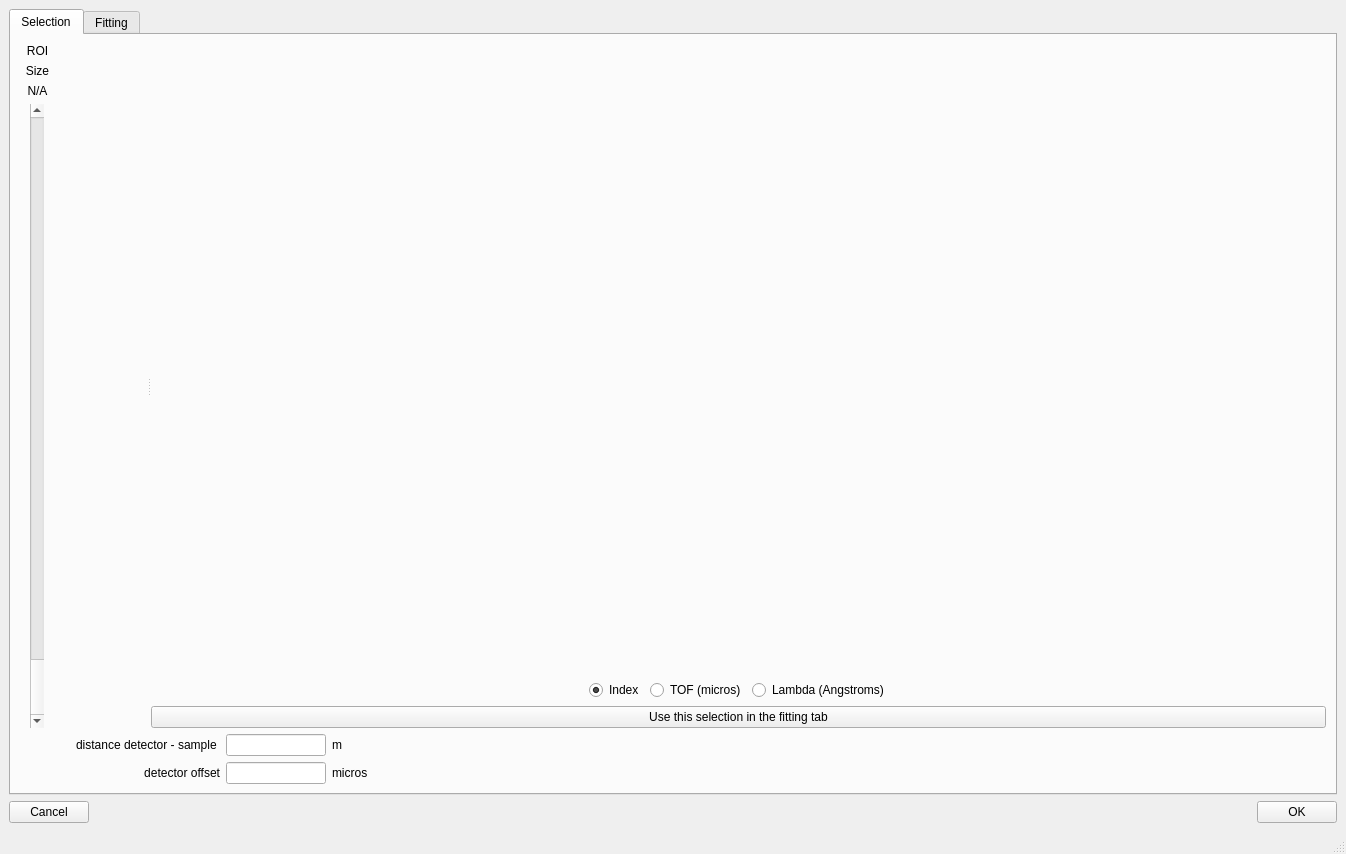
The window that ui/ui_bragg_edge_peak_fitting.ui (neutronimaging/python_notebooks) describes before a commit, drawn with Qt 5.
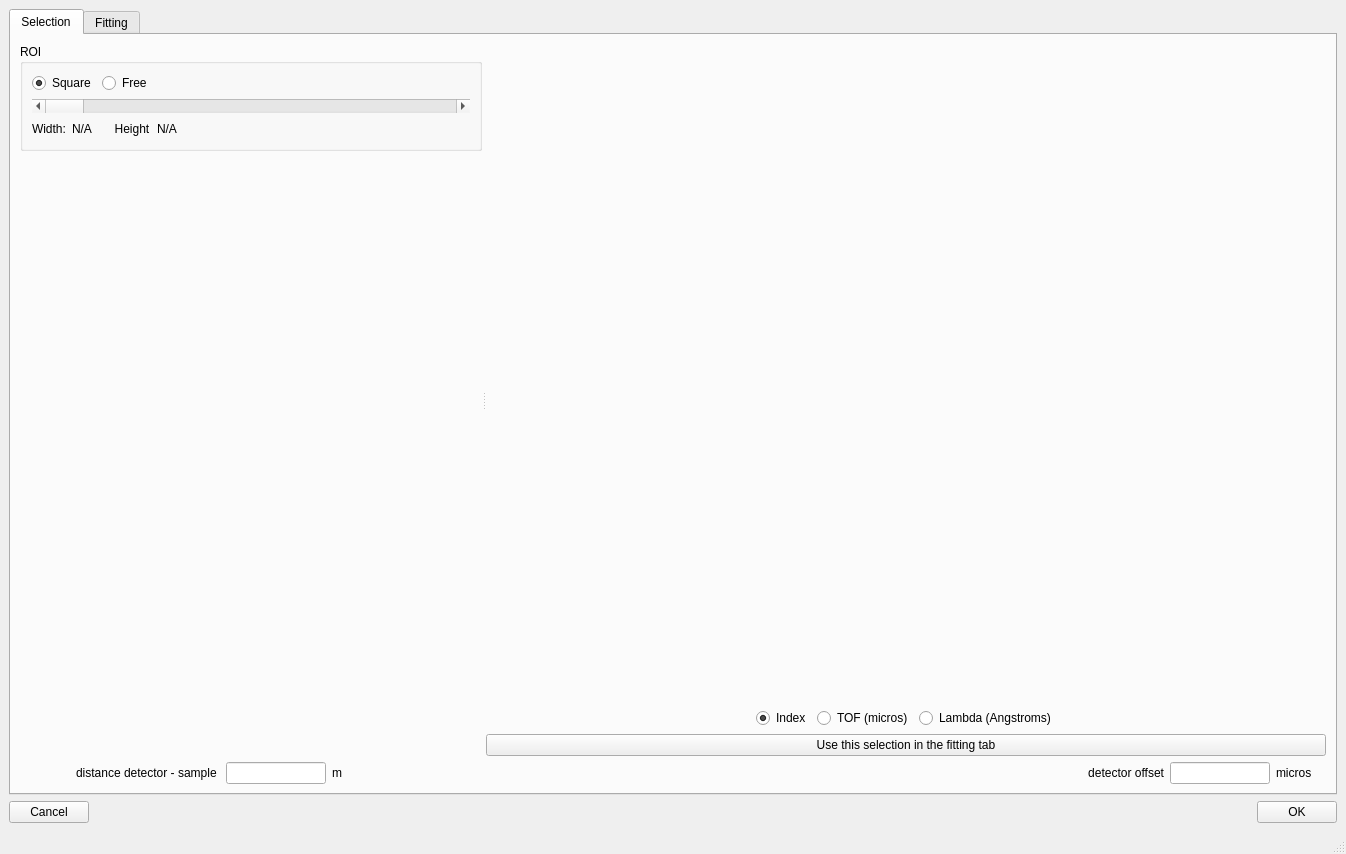
The same window after the commit.

Commit message: started to provide square or free box selection

Diff of the .ui file:
```diff
--- a/ui/ui_bragg_edge_peak_fitting.ui
+++ b/ui/ui_bragg_edge_peak_fitting.ui
@@ -24,101 +24,109 @@
        <attribute name="title">
         <string>Selection</string>
        </attribute>
-       <layout class="QVBoxLayout" name="verticalLayout_7">
+       <layout class="QVBoxLayout" name="verticalLayout_11">
         <item>
          <widget class="QSplitter" name="splitter">
+          <property name="sizePolicy">
+           <sizepolicy hsizetype="Expanding" vsizetype="Expanding">
+            <horstretch>0</horstretch>
+            <verstretch>0</verstretch>
+           </sizepolicy>
+          </property>
           <property name="orientation">
            <enum>Qt::Horizontal</enum>
           </property>
           <widget class="QWidget" name="">
-           <layout class="QHBoxLayout" name="horizontalLayout_7">
+           <layout class="QVBoxLayout" name="verticalLayout_7">
             <item>
-             <layout class="QVBoxLayout" name="verticalLayout_5">
-              <item>
-               <widget class="QLabel" name="label_3">
-                <property name="minimumSize">
-                 <size>
-                  <width>35</width>
-                  <height>0</height>
-                 </size>
-                </property>
-                <property name="maximumSize">
-                 <size>
-                  <width>35</width>
-                  <height>16777215</height>
-                 </size>
-                </property>
-                <property name="text">
+             <widget class="QGroupBox" name="groupBox">
+              <property name="title">
                  <string>ROI</string>
                 </property>
-                <property name="alignment">
-                 <set>Qt::AlignCenter</set>
-                </property>
-               </widget>
-              </item>
+              <layout class="QVBoxLayout" name="verticalLayout_5">
               <item>
-               <widget class="QLabel" name="label_5">
-                <property name="minimumSize">
-                 <size>
-                  <width>35</width>
-                  <height>0</height>
-                 </size>
-                </property>
-                <property name="maximumSize">
-                 <size>
-                  <width>35</width>
-                  <height>16777215</height>
-                 </size>
-                </property>
+                <layout class="QHBoxLayout" name="horizontalLayout_3">
+                 <item>
+                  <widget class="QRadioButton" name="square_roi_radiobutton">
                 <property name="text">
-                 <string>Size</string>
-                </property>
-                <property name="alignment">
-                 <set>Qt::AlignCenter</set>
+                    <string>Square</string>
+                   </property>
+                   <property name="checked">
+                    <bool>true</bool>
                 </property>
                </widget>
               </item>
               <item>
-               <widget class="QLabel" name="roi_size_value">
+                  <widget class="QRadioButton" name="free_roi_radiobutton">
                 <property name="text">
-                 <string>N/A</string>
-                </property>
-                <property name="alignment">
-                 <set>Qt::AlignCenter</set>
-                </property>
+                    <string>Free </string>
+                   </property>
                </widget>
               </item>
               <item>
-               <layout class="QHBoxLayout" name="horizontalLayout_6">
-                <item>
-                 <spacer name="horizontalSpacer_7">
+                  <spacer name="horizontalSpacer_10">
                   <property name="orientation">
                    <enum>Qt::Horizontal</enum>
                   </property>
-                  <property name="sizeType">
-                   <enum>QSizePolicy::Minimum</enum>
-                  </property>
                   <property name="sizeHint" stdset="0">
                    <size>
-                    <width>1</width>
+                     <width>40</width>
                     <height>20</height>
                    </size>
                   </property>
                  </spacer>
+                 </item>
+                </layout>
                 </item>
                 <item>
                  <widget class="QScrollBar" name="roi_size_slider">
                   <property name="sizePolicy">
-                   <sizepolicy hsizetype="Fixed" vsizetype="Expanding">
+                  <sizepolicy hsizetype="Expanding" vsizetype="Fixed">
                     <horstretch>0</horstretch>
                     <verstretch>0</verstretch>
                    </sizepolicy>
                   </property>
                   <property name="orientation">
-                   <enum>Qt::Vertical</enum>
+                  <enum>Qt::Horizontal</enum>
                   </property>
                   <property name="invertedAppearance">
-                   <bool>true</bool>
+                  <bool>false</bool>
+                 </property>
+                </widget>
+               </item>
+               <item>
+                <layout class="QHBoxLayout" name="horizontalLayout_6">
+                 <item>
+                  <widget class="QLabel" name="label_3">
+                   <property name="text">
+                    <string>Width:</string>
+                   </property>
+                  </widget>
+                 </item>
+                 <item>
+                  <widget class="QLabel" name="roi_width">
+                   <property name="text">
+                    <string>N/A</string>
+                   </property>
+                   <property name="alignment">
+                    <set>Qt::AlignCenter</set>
+                   </property>
+                  </widget>
+                 </item>
+                 <item>
+                  <widget class="QLabel" name="label_5">
+                   <property name="text">
+                    <string>     Height</string>
+                   </property>
+                  </widget>
+                 </item>
+                 <item>
+                  <widget class="QLabel" name="roi_height">
+                   <property name="text">
+                    <string>N/A</string>
+                   </property>
+                   <property name="alignment">
+                    <set>Qt::AlignCenter</set>
                   </property>
                  </widget>
                 </item>
@@ -127,12 +135,9 @@
                   <property name="orientation">
                    <enum>Qt::Horizontal</enum>
                   </property>
-                  <property name="sizeType">
-                   <enum>QSizePolicy::Minimum</enum>
-                  </property>
                   <property name="sizeHint" stdset="0">
                    <size>
-                    <width>1</width>
+                     <width>40</width>
                     <height>20</height>
                    </size>
                   </property>
@@ -141,11 +146,12 @@
                </layout>
               </item>
              </layout>
+             </widget>
             </item>
             <item>
              <widget class="QWidget" name="image_widget" native="true">
               <property name="sizePolicy">
-               <sizepolicy hsizetype="Expanding" vsizetype="Preferred">
+               <sizepolicy hsizetype="Expanding" vsizetype="Expanding">
                 <horstretch>0</horstretch>
                 <verstretch>0</verstretch>
                </sizepolicy>
@@ -234,8 +240,6 @@
         <item>
          <layout class="QHBoxLayout" name="horizontalLayout_2">
           <item>
-           <layout class="QGridLayout" name="gridLayout">
-            <item row="0" column="0">
              <widget class="QLabel" name="label">
               <property name="minimumSize">
                <size>
@@ -257,7 +261,7 @@
               </property>
              </widget>
             </item>
-            <item row="0" column="1">
+          <item>
              <widget class="QLineEdit" name="distance_detector_sample">
               <property name="minimumSize">
                <size>
@@ -273,7 +277,7 @@
               </property>
              </widget>
             </item>
-            <item row="0" column="2">
+          <item>
              <widget class="QLabel" name="label_2">
               <property name="minimumSize">
                <size>
@@ -292,7 +296,23 @@
               </property>
              </widget>
             </item>
-            <item row="1" column="0">
+          <item>
+           <spacer name="horizontalSpacer_2">
+            <property name="orientation">
+             <enum>Qt::Horizontal</enum>
+            </property>
+            <property name="sizeType">
+             <enum>QSizePolicy::Expanding</enum>
+            </property>
+            <property name="sizeHint" stdset="0">
+             <size>
+              <width>40</width>
+              <height>20</height>
+             </size>
+            </property>
+           </spacer>
+          </item>
+          <item>
              <widget class="QLabel" name="label_4">
               <property name="minimumSize">
                <size>
@@ -314,7 +334,7 @@
               </property>
              </widget>
             </item>
-            <item row="1" column="1">
+          <item>
              <widget class="QLineEdit" name="detector_offset">
               <property name="minimumSize">
                <size>
@@ -330,7 +350,7 @@
               </property>
              </widget>
             </item>
-            <item row="1" column="2">
+          <item>
              <widget class="QLabel" name="detector_offset_units">
               <property name="minimumSize">
                <size>
@@ -351,24 +371,6 @@
             </item>
            </layout>
           </item>
-          <item>
-           <spacer name="horizontalSpacer_2">
-            <property name="orientation">
-             <enum>Qt::Horizontal</enum>
-            </property>
-            <property name="sizeType">
-             <enum>QSizePolicy::Expanding</enum>
-            </property>
-            <property name="sizeHint" stdset="0">
-             <size>
-              <width>40</width>
-              <height>20</height>
-             </size>
-            </property>
-           </spacer>
-          </item>
-         </layout>
-        </item>
        </layout>
       </widget>
       <widget class="QWidget" name="tab_2">
```
Left out of the diff: 37 changed lines with no effect on the pictures. Lines whose indentation alone changed are shown as unchanged. The commit also changes 3 other files.
